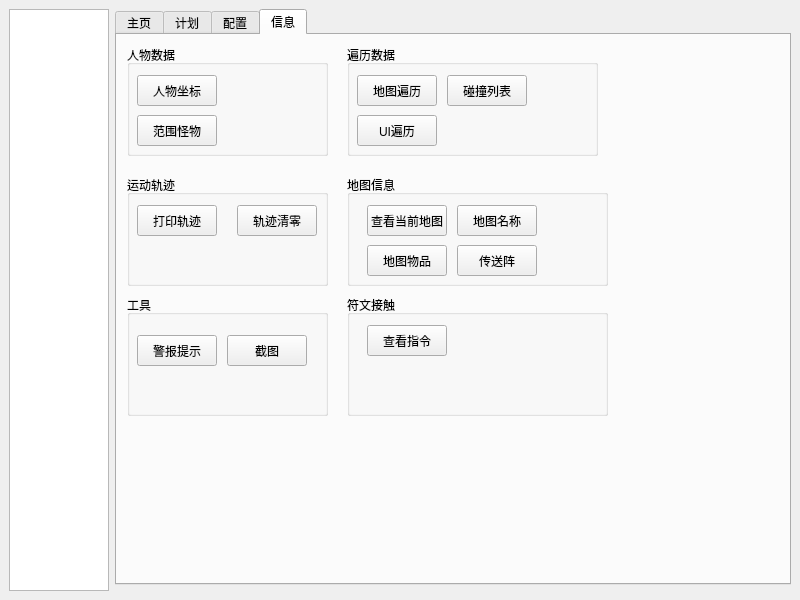
Above: mainwindow.ui from kinvcode/BattleMush before the change. Below: the same form after it.
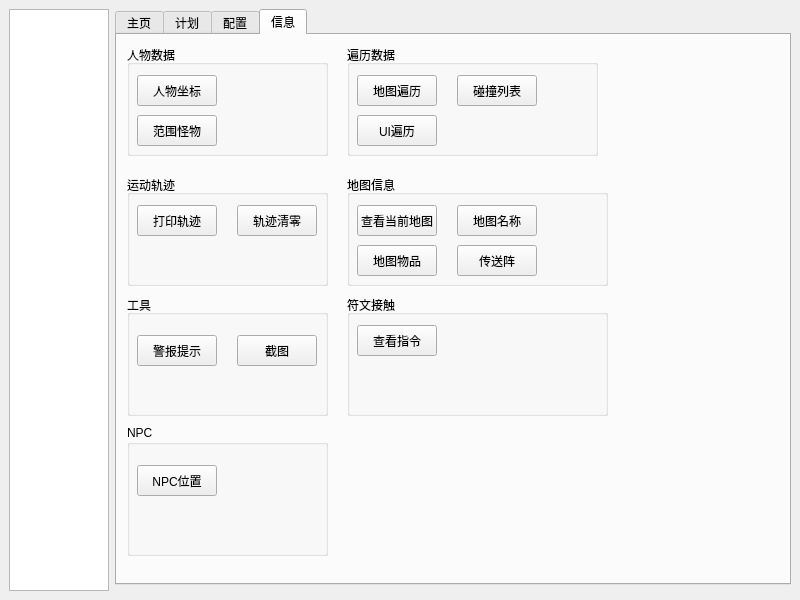
That is the form after the change. Custom widgets are drawn as their Qt base class.

Patch:
```diff
--- a/mainwindow.ui
+++ b/mainwindow.ui
@@ -1638,7 +1638,7 @@
           <widget class="QPushButton" name="pushButton_screenshot">
            <property name="geometry">
             <rect>
-             <x>100</x>
+             <x>110</x>
              <y>40</y>
              <width>80</width>
              <height>31</height>
@@ -1714,7 +1714,7 @@
           <widget class="QPushButton" name="pushButton_print_map_collision">
            <property name="geometry">
             <rect>
-             <x>100</x>
+             <x>110</x>
              <y>30</y>
              <width>80</width>
              <height>31</height>
@@ -1752,7 +1752,7 @@
           <widget class="QPushButton" name="pushButton_show_room_map">
            <property name="geometry">
             <rect>
-             <x>20</x>
+             <x>10</x>
              <y>30</y>
              <width>80</width>
              <height>31</height>
@@ -1802,7 +1802,7 @@
           <widget class="QPushButton" name="pushButton_show_room_map_items">
            <property name="geometry">
             <rect>
-             <x>20</x>
+             <x>10</x>
              <y>70</y>
              <width>80</width>
              <height>31</height>
@@ -1865,7 +1865,7 @@
           <widget class="QPushButton" name="pushButton_runeui_sprite">
            <property name="geometry">
             <rect>
-             <x>20</x>
+             <x>10</x>
              <y>30</y>
              <width>80</width>
              <height>31</height>
@@ -1888,6 +1888,44 @@
            </property>
           </widget>
          </widget>
+         <widget class="QGroupBox" name="groupBox_9">
+          <property name="geometry">
+           <rect>
+            <x>10</x>
+            <y>390</y>
+            <width>201</width>
+            <height>131</height>
+           </rect>
+          </property>
+          <property name="title">
+           <string>NPC</string>
+          </property>
+          <widget class="QPushButton" name="pushButton_show_room_map_npc">
+           <property name="geometry">
+            <rect>
+             <x>10</x>
+             <y>40</y>
+             <width>80</width>
+             <height>31</height>
+            </rect>
+           </property>
+           <property name="minimumSize">
+            <size>
+             <width>80</width>
+             <height>31</height>
+            </size>
+           </property>
+           <property name="maximumSize">
+            <size>
+             <width>80</width>
+             <height>31</height>
+            </size>
+           </property>
+           <property name="text">
+            <string>NPC位置</string>
+           </property>
+          </widget>
+         </widget>
         </widget>
        </widget>
       </item>
```
